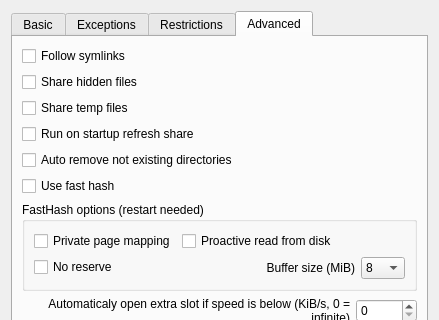
The window that eiskaltdcpp/ui/UISettingsSharing.ui (eiskaltdcpp/eiskaltdcpp) describes before a commit, drawn with Qt 5; both pictures show x 0 to 439 and y 0 to 320 of the 439 by 634 pixel window.
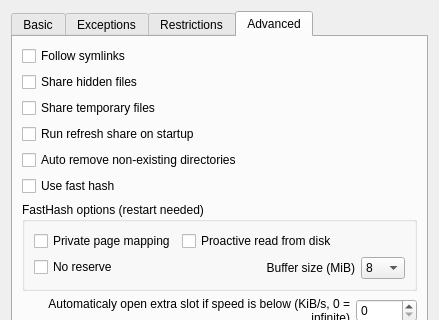
The same window after the commit. The open tabs and pages were chosen to show the change.

Patch:
```diff
--- a/eiskaltdcpp/ui/UISettingsSharing.ui
+++ b/eiskaltdcpp/ui/UISettingsSharing.ui
@@ -276,7 +276,7 @@
           </sizepolicy>
          </property>
          <property name="text">
-          <string>Share temp files</string>
+          <string>Share temporary files</string>
          </property>
         </widget>
        </item>
@@ -286,14 +286,14 @@
           <string>If with uncheck this you will leave the client until the update share is complete, share at follow-up activities start nulled.</string>
          </property>
          <property name="text">
-          <string>Run on startup refresh share </string>
+          <string>Run refresh share on startup</string>
          </property>
         </widget>
        </item>
        <item>
         <widget class="QCheckBox" name="checkBox_AUTOREMOVE">
          <property name="text">
-          <string>Auto remove not existing directories</string>
+          <string>Auto remove non-existing directories</string>
          </property>
         </widget>
        </item>
```
Left out of the diff: 34 changed lines with no effect on the pictures.
